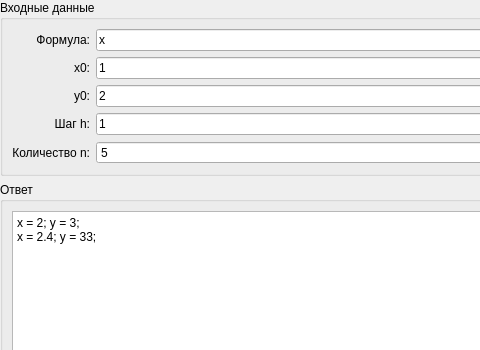
Before: the Qt Designer form Frames/diffEqEulerMethodFrame.ui in EgorAlmikeev/ProjectX, drawn with Qt 5; both pictures show x 0 to 480 and y 0 to 350 of the 605 by 459 pixel window.
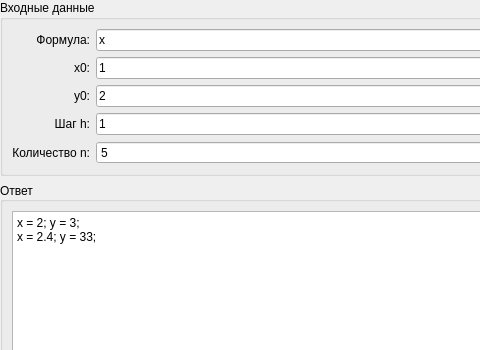
After: the same form once the commit is applied.

The edit to the form file:
```diff
--- a/Frames/diffEqEulerMethodFrame.ui
+++ b/Frames/diffEqEulerMethodFrame.ui
@@ -204,6 +204,9 @@
      <property name="title">
       <string>Ответ</string>
      </property>
+     <property name="alignment">
+      <set>Qt::AlignLeading|Qt::AlignLeft|Qt::AlignVCenter</set>
+     </property>
      <layout class="QGridLayout" name="gridLayout_2">
       <property name="topMargin">
        <number>9</number>
```
